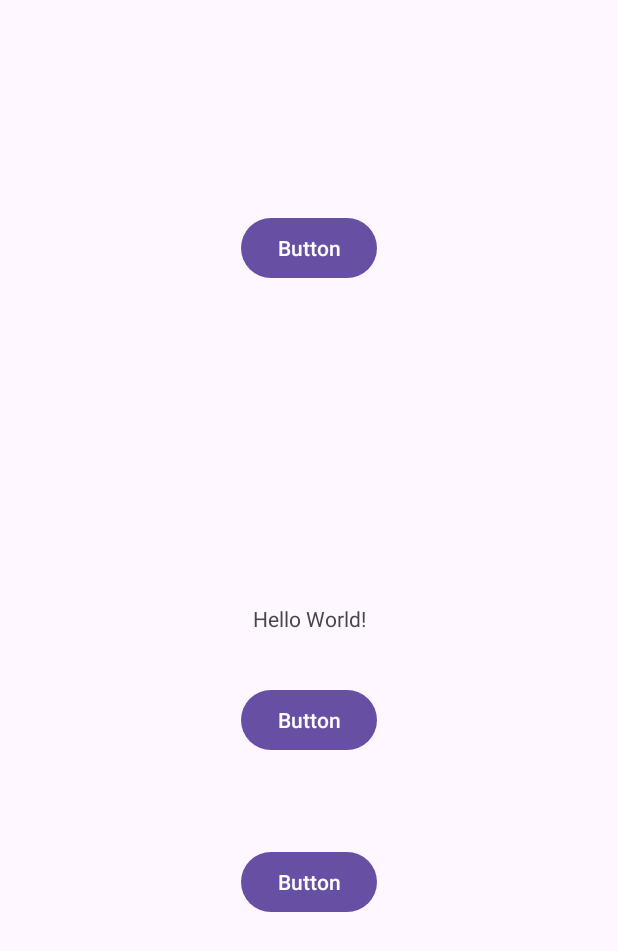
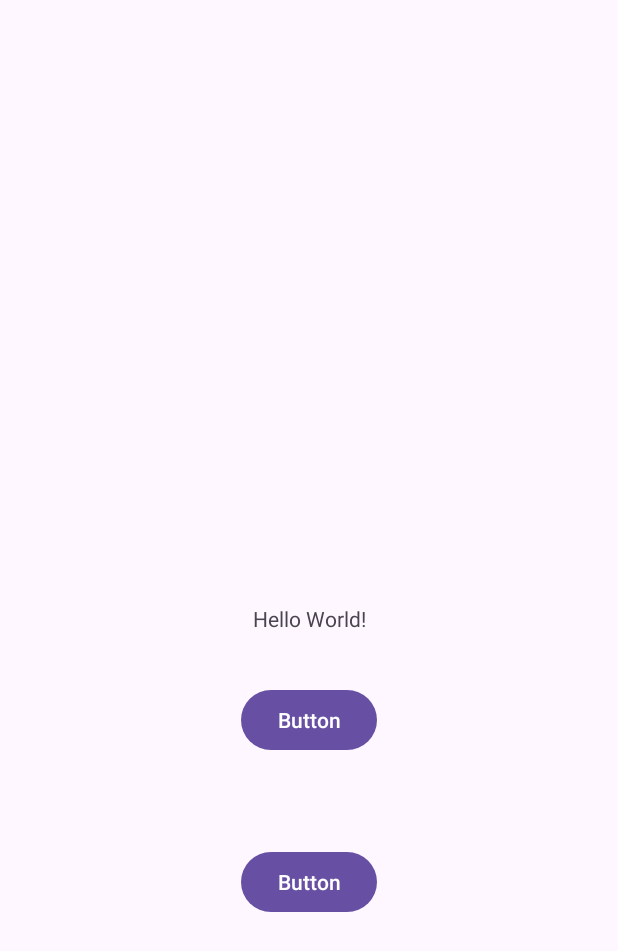
Before and after one commit to kirankab7/Android-Permissions-Sample-app, an Android app: the layout activity_main.xml on its own in the app's theme, with its tools: preview values and no code run, on a phone screen of 412 x 824 dp. Shown: the top 951 px of the screen. Run offline under Robolectric (Android 15) with nearby library versions, the phone set to English and light mode, and no system bars.

Commit message:
Button removed 3

```diff
--- a/app/src/main/java/com/example/permission/MainActivity.kt
+++ b/app/src/main/java/com/example/permission/MainActivity.kt
@@ -30,9 +30,7 @@ class MainActivity : AppCompatActivity() {
         binding.button2.setOnClickListener {
             print("New Version")
         }
-        binding.button3.setOnClickListener {
-            print("New Version v1.1")
-        }
+
 
     }
     private fun requestPermissions(){
--- a/app/src/main/res/layout/activity_main.xml
+++ b/app/src/main/res/layout/activity_main.xml
@@ -36,14 +36,4 @@
         app:layout_constraintStart_toStartOf="@+id/button"
         app:layout_constraintTop_toBottomOf="@+id/button" />
 
-    <Button
-        android:id="@+id/button3"
-        android:layout_width="wrap_content"
-        android:layout_height="wrap_content"
-        android:layout_marginTop="141dp"
-        android:text="Button"
-        app:layout_constraintEnd_toEndOf="parent"
-        app:layout_constraintStart_toStartOf="parent"
-        app:layout_constraintTop_toTopOf="parent" />
-
 </androidx.constraintlayout.widget.ConstraintLayout>
```
